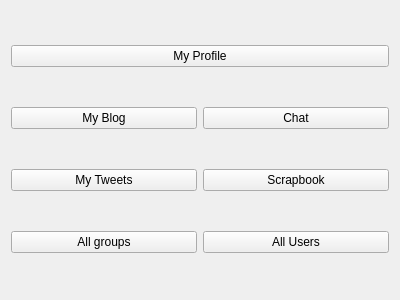
The window that GUI/mainmenu.ui (thanhmvu/RocketRapport) describes before a commit, drawn with Qt 5.
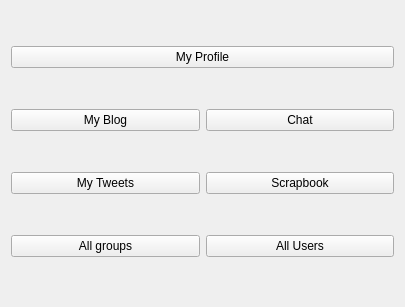
The same window after the commit.

Commit message: Add images to GUI login

Patch:
```diff
--- a/GUI/mainmenu.ui
+++ b/GUI/mainmenu.ui
@@ -6,8 +6,8 @@
    <rect>
     <x>0</x>
     <y>0</y>
-    <width>400</width>
-    <height>300</height>
+    <width>405</width>
+    <height>307</height>
    </rect>
   </property>
   <property name="windowTitle">
```
The commit also changes 5 other files.
